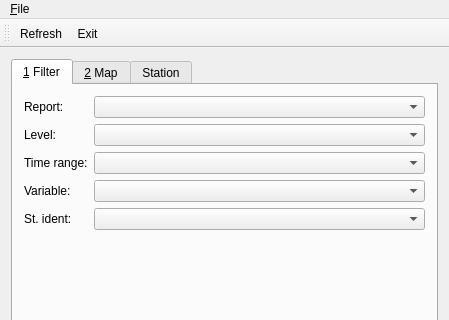
ARPA-SIMC/provami, file provamimainwindow.ui: the form before one commit; both pictures show x 0 to 449 and y 0 to 320 of the 449 by 612 pixel window.
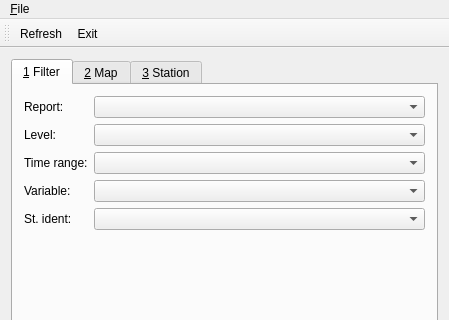
The form after the commit. The open tabs and pages were chosen to show the change. Custom widgets are drawn as their Qt base class.

Commit message: Set shortcut for station data tab

```diff
--- a/provamimainwindow.ui
+++ b/provamimainwindow.ui
@@ -205,7 +205,7 @@
       </widget>
       <widget class="QWidget" name="tab_station">
        <attribute name="title">
-        <string>Station</string>
+        <string>&amp;3 Station</string>
        </attribute>
        <layout class="QVBoxLayout" name="verticalLayout_5">
         <item>
```
Left out of the diff: 2 changed lines with no effect on the pictures.
